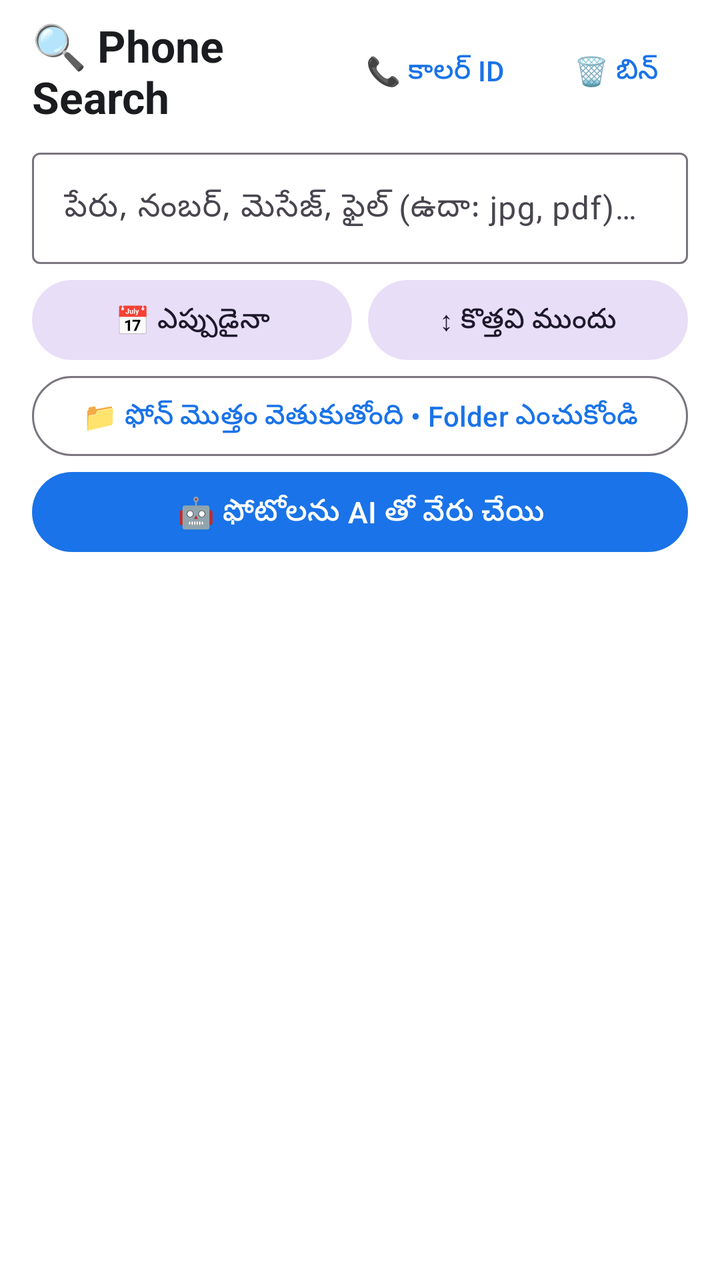
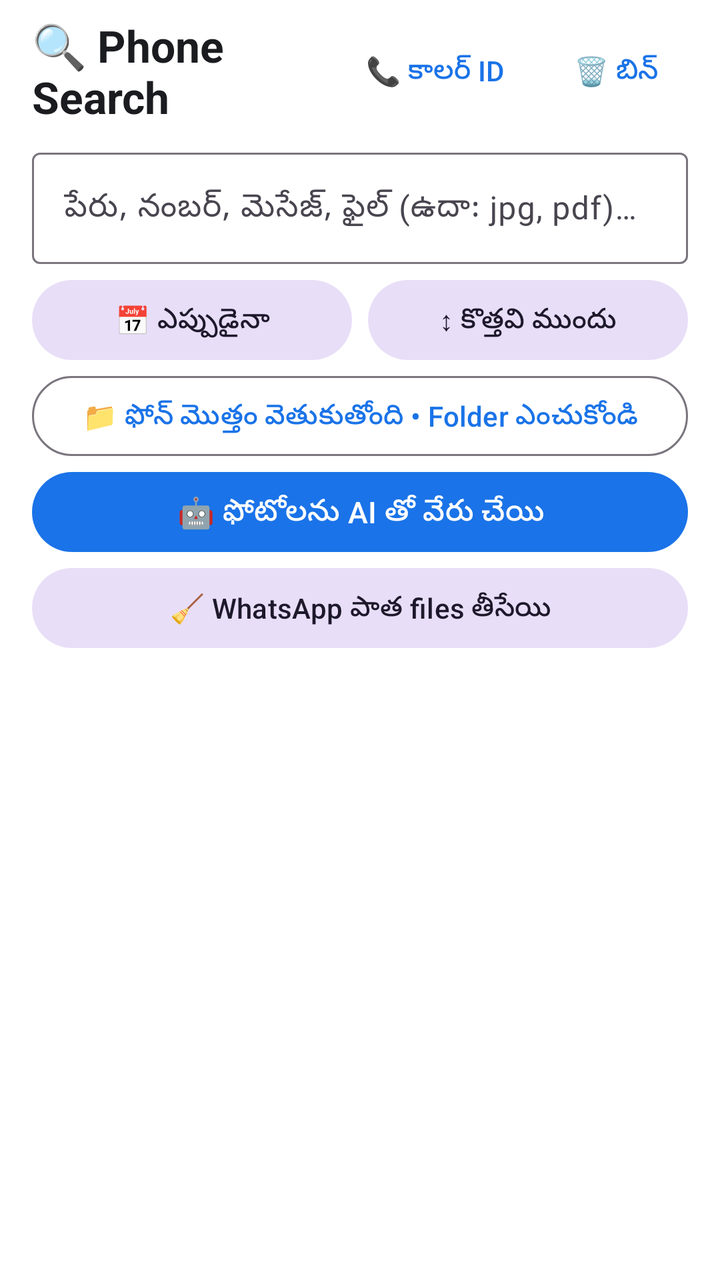

Screens rendered from an Android XML layout before and after an edit, with the pre-edit source and the edit as a unified diff.
<!-- AndroidManifest.xml: application theme Theme.PhoneSearch -->
<!-- res/layout/activity_main.xml -->
<?xml version="1.0" encoding="utf-8"?>
<LinearLayout xmlns:android="http://schemas.android.com/apk/res/android"
    android:id="@+id/root"
    android:layout_width="match_parent"
    android:layout_height="match_parent"
    android:background="@color/bg"
    android:orientation="vertical">

    <LinearLayout
        android:layout_width="match_parent"
        android:layout_height="wrap_content"
        android:gravity="center_vertical"
        android:orientation="horizontal"
        android:paddingStart="16dp"
        android:paddingTop="8dp"
        android:paddingEnd="8dp">

        <TextView
            android:layout_width="0dp"
            android:layout_height="wrap_content"
            android:layout_weight="1"
            android:text="🔍 Phone Search"
            android:textColor="@color/text"
            android:textSize="22sp"
            android:textStyle="bold" />

        <com.google.android.material.button.MaterialButton
            android:id="@+id/callerIdButton"
            style="@style/Widget.Material3.Button.TextButton"
            android:layout_width="wrap_content"
            android:layout_height="wrap_content"
            android:text="📞 కాలర్ ID" />

        <com.google.android.material.button.MaterialButton
            android:id="@+id/binButton"
            style="@style/Widget.Material3.Button.TextButton"
            android:layout_width="wrap_content"
            android:layout_height="wrap_content"
            android:text="🗑 బిన్" />
    </LinearLayout>

    <com.google.android.material.textfield.TextInputLayout
        style="@style/Widget.Material3.TextInputLayout.OutlinedBox"
        android:layout_width="match_parent"
        android:layout_height="wrap_content"
        android:layout_marginStart="16dp"
        android:layout_marginTop="8dp"
        android:layout_marginEnd="16dp"
        android:hint="@string/search_hint"
        app:endIconMode="clear_text"
        xmlns:app="http://schemas.android.com/apk/res-auto">

        <com.google.android.material.textfield.TextInputEditText
            android:id="@+id/searchInput"
            android:layout_width="match_parent"
            android:layout_height="wrap_content"
            android:imeOptions="actionSearch"
            android:inputType="text"
            android:maxLines="1" />
    </com.google.android.material.textfield.TextInputLayout>

    <HorizontalScrollView
        android:layout_width="match_parent"
        android:layout_height="wrap_content"
        android:layout_marginTop="4dp"
        android:scrollbars="none">

        <com.google.android.material.chip.ChipGroup
            android:id="@+id/chipGroup"
            android:layout_width="wrap_content"
            android:layout_height="wrap_content"
            android:paddingStart="16dp"
            android:paddingEnd="16dp"
            app:selectionRequired="true"
            app:singleLine="true"
            app:singleSelection="true"
            xmlns:app="http://schemas.android.com/apk/res-auto" />
    </HorizontalScrollView>

    <LinearLayout
        android:layout_width="match_parent"
        android:layout_height="wrap_content"
        android:orientation="horizontal"
        android:paddingStart="16dp"
        android:paddingEnd="16dp">

        <com.google.android.material.button.MaterialButton
            android:id="@+id/dateButton"
            style="@style/Widget.Material3.Button.TonalButton"
            android:layout_width="0dp"
            android:layout_height="wrap_content"
            android:layout_marginEnd="8dp"
            android:layout_weight="1"
            android:text="@string/date_any" />

        <com.google.android.material.button.MaterialButton
            android:id="@+id/sortButton"
            style="@style/Widget.Material3.Button.TonalButton"
            android:layout_width="0dp"
            android:layout_height="wrap_content"
            android:layout_weight="1"
            android:text="@string/sort_newest" />
    </LinearLayout>

    <com.google.android.material.button.MaterialButton
        android:id="@+id/folderButton"
        style="@style/Widget.Material3.Button.OutlinedButton"
        android:layout_width="match_parent"
        android:layout_height="wrap_content"
        android:layout_marginStart="16dp"
        android:layout_marginEnd="16dp"
        android:ellipsize="middle"
        android:maxLines="1"
        android:text="📁 ఫోన్ మొత్తం వెతుకుతోంది • Folder ఎంచుకోండి" />

    <com.google.android.material.button.MaterialButton
        android:id="@+id/aiButton"
        android:layout_width="match_parent"
        android:layout_height="wrap_content"
        android:layout_marginStart="16dp"
        android:layout_marginEnd="16dp"
        android:text="🤖 ఫోటోలను AI తో వేరు చేయి"
        android:textSize="15sp" />

    <LinearLayout
        android:id="@+id/permBanner"
        android:layout_width="match_parent"
        android:layout_height="wrap_content"
        android:layout_marginStart="16dp"
        android:layout_marginTop="4dp"
        android:layout_marginEnd="16dp"
        android:background="@color/banner"
        android:gravity="center_vertical"
        android:orientation="horizontal"
        android:padding="10dp"
        android:visibility="gone">

        <TextView
            android:id="@+id/permText"
            android:layout_width="0dp"
            android:layout_height="wrap_content"
            android:layout_weight="1"
            android:textColor="@color/text"
            android:textSize="13sp" />

        <com.google.android.material.button.MaterialButton
            android:id="@+id/permButton"
            android:layout_width="wrap_content"
            android:layout_height="wrap_content"
            android:layout_marginStart="8dp"
            android:text="@string/grant" />
    </LinearLayout>

    <LinearLayout
        android:layout_width="match_parent"
        android:layout_height="wrap_content"
        android:gravity="center_vertical"
        android:orientation="horizontal"
        android:paddingStart="16dp"
        android:paddingTop="6dp"
        android:paddingEnd="16dp"
        android:paddingBottom="4dp">

        <TextView
            android:id="@+id/statusText"
            android:layout_width="0dp"
            android:layout_height="wrap_content"
            android:layout_weight="1"
            android:textColor="@color/text_muted"
            android:textSize="12sp" />

        <ProgressBar
            android:id="@+id/progress"
            style="?android:attr/progressBarStyleSmall"
            android:layout_width="18dp"
            android:layout_height="18dp"
            android:visibility="gone" />
    </LinearLayout>

    <androidx.recyclerview.widget.RecyclerView
        android:id="@+id/results"
        android:layout_width="match_parent"
        android:layout_height="0dp"
        android:layout_weight="1"
        android:clipToPadding="false"
        android:paddingBottom="16dp" />
    <LinearLayout
        android:id="@+id/selectionBar"
        android:layout_width="match_parent"
        android:layout_height="wrap_content"
        android:background="@color/surface"
        android:elevation="8dp"
        android:orientation="vertical"
        android:paddingStart="8dp"
        android:paddingTop="4dp"
        android:paddingEnd="8dp"
        android:paddingBottom="6dp"
        android:visibility="gone">

        <LinearLayout
            android:layout_width="match_parent"
            android:layout_height="wrap_content"
            android:gravity="center_vertical"
            android:orientation="horizontal">

            <com.google.android.material.button.MaterialButton
                android:id="@+id/selClose"
                style="@style/Widget.Material3.Button.TextButton"
                android:layout_width="wrap_content"
                android:layout_height="wrap_content"
                android:text="✕"
                android:textSize="18sp" />

            <TextView
                android:id="@+id/selCount"
                android:layout_width="0dp"
                android:layout_height="wrap_content"
                android:layout_weight="1"
                android:textColor="@color/text"
                android:textSize="16sp"
                android:textStyle="bold" />

            <com.google.android.material.button.MaterialButton
                android:id="@+id/selAll"
                style="@style/Widget.Material3.Button.TextButton"
                android:layout_width="wrap_content"
                android:layout_height="wrap_content"
                android:text="☑ అన్నీ ఎంచుకో" />
        </LinearLayout>

        <HorizontalScrollView
            android:layout_width="match_parent"
            android:layout_height="wrap_content"
            android:scrollbars="none">

            <LinearLayout
                android:layout_width="wrap_content"
                android:layout_height="wrap_content"
                android:orientation="horizontal">

                <com.google.android.material.button.MaterialButton
                    android:id="@+id/selDelete"
                    android:layout_width="wrap_content"
                    android:layout_height="wrap_content"
                    android:layout_marginEnd="6dp"
                    android:backgroundTint="#C62828"
                    android:text="🗑 డిలీట్" />

                <com.google.android.material.button.MaterialButton
                    android:id="@+id/selAi"
                    android:layout_width="wrap_content"
                    android:layout_height="wrap_content"
                    android:layout_marginEnd="6dp"
                    android:text="🤖 AI తో సర్దు" />

                <com.google.android.material.button.MaterialButton
                    android:id="@+id/selMove"
                    android:layout_width="wrap_content"
                    android:layout_height="wrap_content"
                    android:layout_marginEnd="6dp"
                    android:text="📂 తరలించు" />

                <com.google.android.material.button.MaterialButton
                    android:id="@+id/selCopyTo"
                    style="@style/Widget.Material3.Button.TonalButton"
                    android:layout_width="wrap_content"
                    android:layout_height="wrap_content"
                    android:layout_marginEnd="6dp"
                    android:text="📑 Folder కి కాపీ" />

                <com.google.android.material.button.MaterialButton
                    android:id="@+id/selShare"
                    style="@style/Widget.Material3.Button.TonalButton"
                    android:layout_width="wrap_content"
                    android:layout_height="wrap_content"
                    android:layout_marginEnd="6dp"
                    android:text="📤 పంపు" />

                <com.google.android.material.button.MaterialButton
                    android:id="@+id/selCopyText"
                    style="@style/Widget.Material3.Button.TonalButton"
                    android:layout_width="wrap_content"
                    android:layout_height="wrap_content"
                    android:text="📋 Text కాపీ" />
            </LinearLayout>
        </HorizontalScrollView>
    </LinearLayout>
</LinearLayout>
<!-- resources referenced by this layout -->
<resources>
  <color name="banner">#FFF4E5</color>
  <color name="bg">#FFFFFF</color>
  <color name="surface">#F1F4F9</color>
  <color name="text">#1B1C1F</color>
  <color name="text_muted">#5F6368</color>
  <string name="date_any">📅 ఎప్పుడైనా</string>
  <string name="grant">అనుమతి ఇవ్వండి</string>
  <string name="search_hint">పేరు, నంబర్, మెసేజ్, ఫైల్ (ఉదా: jpg, pdf)…</string>
  <string name="sort_newest">↕ కొత్తవి ముందు</string>
  <style name="Theme.PhoneSearch" parent="Theme.Material3.DayNight.NoActionBar">
          <item name="colorPrimary">@color/brand</item>
          <item name="android:windowBackground">@color/bg</item>
          <item name="android:statusBarColor">@color/bg</item>
      </style>
  <color name="brand">#1A73E8</color>
</resources>

<!-- the commit's change to res/layout/activity_main.xml (unified diff, before → after) -->
@@ -121,6 +121,44 @@
         android:layout_marginEnd="16dp"
         android:text="🤖 ఫోటోలను AI తో వేరు చేయి"
         android:textSize="15sp" />
+
+    <com.google.android.material.button.MaterialButton
+        android:id="@+id/cleanerButton"
+        style="@style/Widget.Material3.Button.TonalButton"
+        android:layout_width="match_parent"
+        android:layout_height="wrap_content"
+        android:layout_marginStart="16dp"
+        android:layout_marginEnd="16dp"
+        android:text="🧹 WhatsApp పాత files తీసేయి" />
+
+    <LinearLayout
+        android:id="@+id/cleanerBar"
+        android:layout_width="match_parent"
+        android:layout_height="wrap_content"
+        android:layout_marginStart="16dp"
+        android:layout_marginTop="4dp"
+        android:layout_marginEnd="16dp"
+        android:background="@color/banner"
+        android:gravity="center_vertical"
+        android:orientation="horizontal"
+        android:padding="10dp"
+        android:visibility="gone">
+
+        <TextView
+            android:id="@+id/cleanerText"
+            android:layout_width="0dp"
+            android:layout_height="wrap_content"
+            android:layout_weight="1"
+            android:textColor="@color/text"
+            android:textSize="13sp" />
+
+        <com.google.android.material.button.MaterialButton
+            android:id="@+id/cleanerExit"
+            style="@style/Widget.Material3.Button.TextButton"
+            android:layout_width="wrap_content"
+            android:layout_height="wrap_content"
+            android:text="✕ ముగించు" />
+    </LinearLayout>
 
     <LinearLayout
         android:id="@+id/permBanner"
